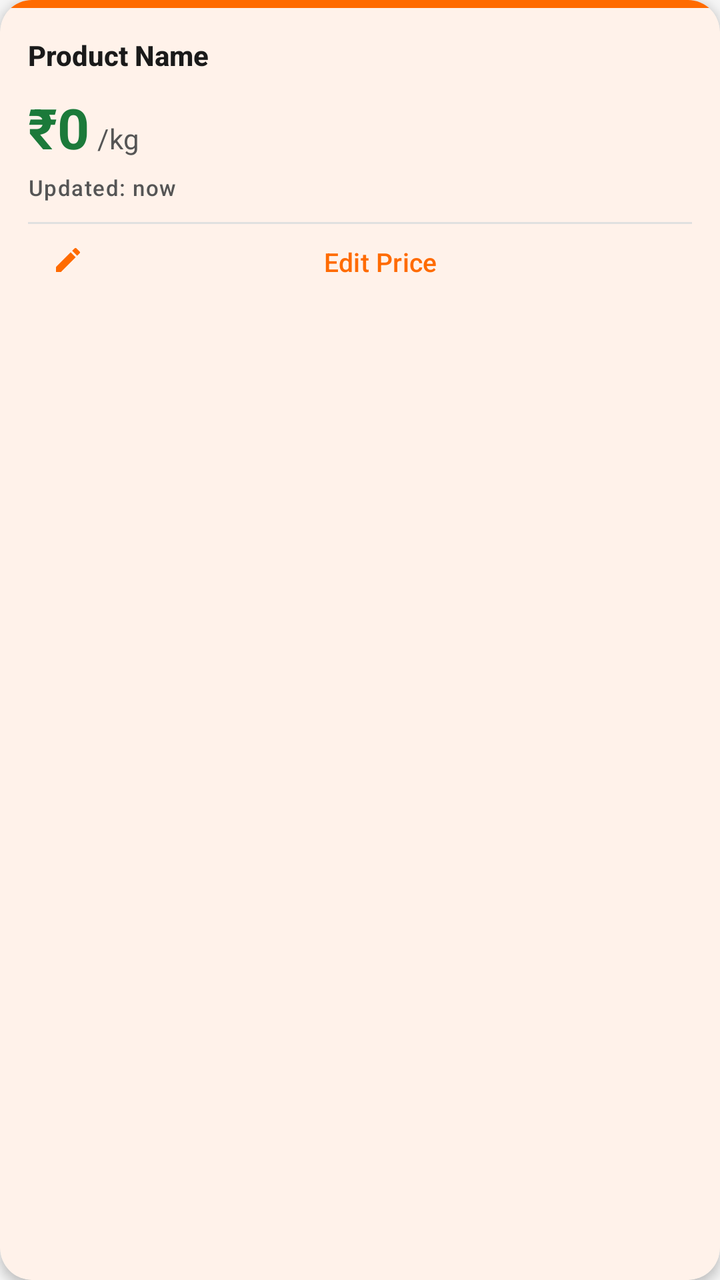
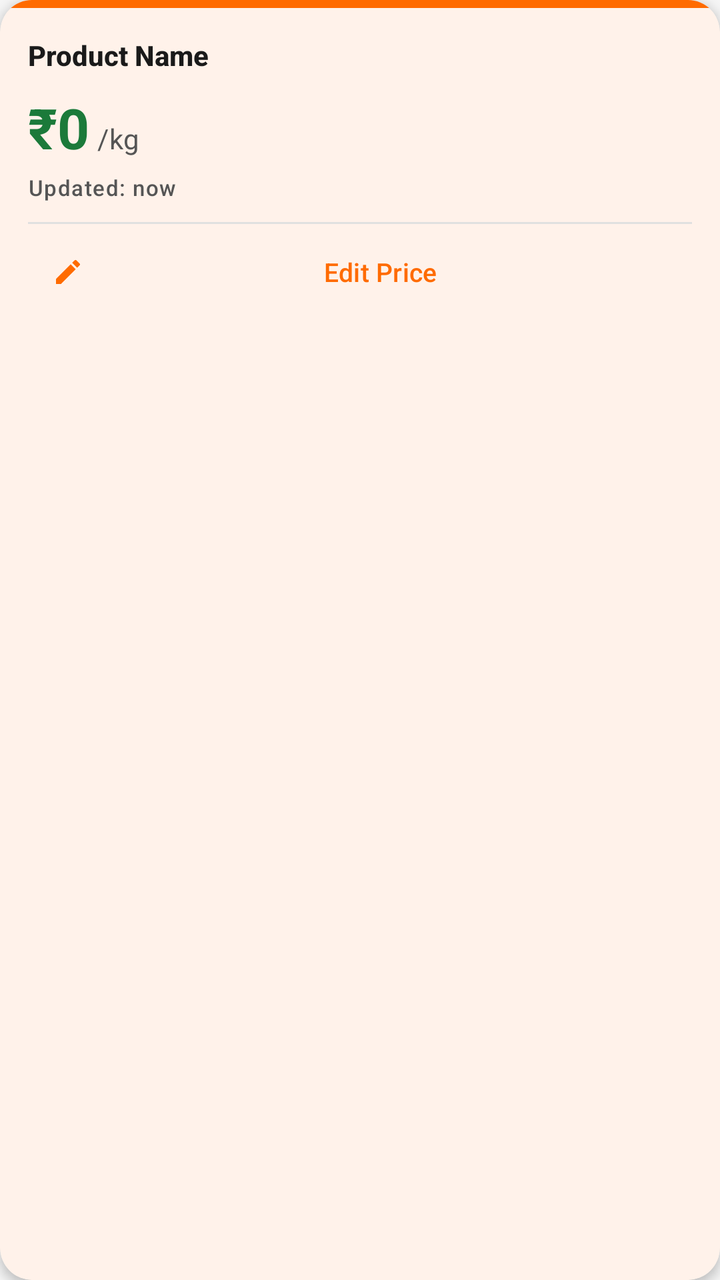

Compare the two renders of this Android layout. The source of the first and the diff that turns it into the second are given below.
<!-- AndroidManifest.xml: application theme Theme.KiranaStore -->
<!-- res/layout/item_product_card.xml -->
<?xml version="1.0" encoding="utf-8"?>
<com.google.android.material.card.MaterialCardView
    xmlns:android="http://schemas.android.com/apk/res/android"
    xmlns:app="http://schemas.android.com/apk/res-auto"
    android:layout_width="match_parent"
    android:layout_height="wrap_content"
    android:layout_margin="6dp"
    app:cardCornerRadius="16dp"
    app:cardElevation="3dp"
    app:cardBackgroundColor="@color/surface"
    app:strokeWidth="0dp">

    <LinearLayout
        android:layout_width="match_parent"
        android:layout_height="wrap_content"
        android:orientation="vertical">

        
        <View
            android:id="@+id/card_accent"
            android:layout_width="match_parent"
            android:layout_height="4dp"
            android:background="@color/accent_primary" />

        <LinearLayout
            android:layout_width="match_parent"
            android:layout_height="wrap_content"
            android:orientation="vertical"
            android:padding="14dp">

            
            <LinearLayout
                android:layout_width="match_parent"
                android:layout_height="wrap_content"
                android:orientation="horizontal"
                android:gravity="center_vertical">

                <TextView
                    android:id="@+id/text_product_name"
                    android:layout_width="0dp"
                    android:layout_height="wrap_content"
                    android:layout_weight="1"
                    android:text="Product Name"
                    android:textColor="@color/text_primary"
                    android:textSize="14sp"
                    android:textStyle="bold"
                    android:maxLines="2"
                    android:ellipsize="end"
                    android:fontFamily="sans-serif-medium" />

                <ImageView
                    android:id="@+id/icon_pinned"
                    android:layout_width="18dp"
                    android:layout_height="18dp"
                    android:src="@drawable/ic_pin"
                    android:tint="@color/accent_primary"
                    android:visibility="gone"
                    android:contentDescription="Pinned" />
            </LinearLayout>

            
            <LinearLayout
                android:layout_width="match_parent"
                android:layout_height="wrap_content"
                android:orientation="horizontal"
                android:gravity="bottom"
                android:layout_marginTop="8dp">

                <TextView
                    android:id="@+id/text_price"
                    android:layout_width="wrap_content"
                    android:layout_height="wrap_content"
                    android:text="₹0"
                    android:textColor="?attr/colorTertiary"
                    android:textAppearance="?attr/textAppearanceHeadlineMedium"
                    android:textStyle="bold" />

                <TextView
                    android:id="@+id/text_unit"
                    android:layout_width="wrap_content"
                    android:layout_height="wrap_content"
                    android:layout_marginStart="4dp"
                    android:text="/kg"
                    android:textColor="?attr/colorOnSurfaceVariant"
                    android:textAppearance="?attr/textAppearanceBodyMedium" />
            </LinearLayout>

            
            <TextView
                android:id="@+id/text_last_updated"
                android:layout_width="match_parent"
                android:layout_height="wrap_content"
                android:layout_marginTop="4dp"
                android:text="Updated: now"
                android:textColor="?attr/colorOnSurfaceVariant"
                android:textAppearance="?attr/textAppearanceLabelSmall" />

            
            <View
                android:layout_width="match_parent"
                android:layout_height="1dp"
                android:layout_marginTop="10dp"
                android:background="@color/divider" />

            
            <com.google.android.material.button.MaterialButton
                android:id="@+id/btn_edit_price"
                style="@style/Widget.Material3.Button.TextButton"
                android:layout_width="match_parent"
                android:layout_height="36dp"
                android:text="Edit Price"
                android:textSize="13sp"
                app:icon="@drawable/ic_edit"
                app:iconSize="16dp"
                android:textColor="@color/accent_primary" />

            
            <LinearLayout
                android:id="@+id/layout_inline_edit"
                android:layout_width="match_parent"
                android:layout_height="wrap_content"
                android:orientation="horizontal"
                android:gravity="center_vertical"
                android:layout_marginTop="4dp"
                android:visibility="gone">

                <com.google.android.material.textfield.TextInputEditText
                    android:id="@+id/edit_new_price"
                    android:layout_width="0dp"
                    android:layout_height="44dp"
                    android:layout_weight="1"
                    android:hint="New ₹"
                    android:inputType="numberDecimal"
                    android:textSize="15sp"
                    android:textColor="@color/text_primary"
                    android:background="@color/surface_variant"
                    android:paddingHorizontal="10dp"
                    android:paddingVertical="4dp" />

                <ImageButton
                    android:id="@+id/btn_confirm_price"
                    android:layout_width="48dp"
                    android:layout_height="48dp"
                    android:layout_marginStart="6dp"
                    android:background="?attr/colorPrimaryContainer"
                    android:src="@drawable/ic_check"
                    android:tint="?attr/colorOnPrimaryContainer"
                    android:contentDescription="Confirm price"
                    android:padding="10dp" />

                <ImageButton
                    android:id="@+id/btn_cancel_edit"
                    android:layout_width="48dp"
                    android:layout_height="48dp"
                    android:layout_marginStart="4dp"
                    android:background="?attr/colorSurfaceVariant"
                    android:src="@drawable/ic_close"
                    android:tint="?attr/colorOnSurfaceVariant"
                    android:contentDescription="Cancel"
                    android:padding="10dp" />
            </LinearLayout>

        </LinearLayout>
    </LinearLayout>
</com.google.android.material.card.MaterialCardView>
<!-- resources referenced by this layout -->
<resources>
  <color name="accent_primary">#FF6B00</color>
  <color name="divider">#E0E0E0</color>
  <color name="surface">#FFFFFF</color>
  <color name="surface_variant">#F0F0F0</color>
  <color name="text_primary">#1A1A1A</color>
  <!-- drawable ic_check (drawable) -->
  <?xml version="1.0" encoding="utf-8"?>
  <vector xmlns:android="http://schemas.android.com/apk/res/android"
      android:width="24dp" android:height="24dp"
      android:viewportWidth="24" android:viewportHeight="24">
      <path android:fillColor="@android:color/black"
          android:pathData="M9,16.17L4.83,12l-1.42,1.41L9,19 21,7l-1.41,-1.41z"/>
  </vector>
  <!-- drawable ic_close (drawable) -->
  <?xml version="1.0" encoding="utf-8"?>
  <vector xmlns:android="http://schemas.android.com/apk/res/android"
      android:width="24dp" android:height="24dp"
      android:viewportWidth="24" android:viewportHeight="24">
      <path android:fillColor="@android:color/black"
          android:pathData="M19,6.41L17.59,5 12,10.59 6.41,5 5,6.41 10.59,12 5,17.59 6.41,19 12,13.41 17.59,19 19,17.59 13.41,12z"/>
  </vector>
  <!-- drawable ic_edit (drawable) -->
  <?xml version="1.0" encoding="utf-8"?>
  <vector xmlns:android="http://schemas.android.com/apk/res/android"
      android:width="24dp" android:height="24dp"
      android:viewportWidth="24" android:viewportHeight="24">
      <path android:fillColor="@android:color/black"
          android:pathData="M3,17.25V21h3.75L17.81,9.94l-3.75,-3.75L3,17.25zM20.71,7.04c0.39,-0.39 0.39,-1.02 0,-1.41l-2.34,-2.34c-0.39,-0.39 -1.02,-0.39 -1.41,0l-1.83,1.83 3.75,3.75 1.83,-1.83z"/>
  </vector>
  <!-- drawable ic_pin (drawable) -->
  <?xml version="1.0" encoding="utf-8"?>
  <vector xmlns:android="http://schemas.android.com/apk/res/android"
      android:width="24dp" android:height="24dp"
      android:viewportWidth="24" android:viewportHeight="24">
      <path android:fillColor="@android:color/black"
          android:pathData="M17,12V3H7v9l5,5 5,-5zM5,21v-2h14v2H5z"/>
  </vector>
  <color name="md_theme_light_primary">#FF6B00</color>
  <color name="md_theme_light_onPrimary">#FFFFFF</color>
  <color name="md_theme_light_primaryContainer">#FFD9C0</color>
  <color name="md_theme_light_onPrimaryContainer">#331400</color>
  <color name="md_theme_light_secondary">#795548</color>
  <color name="md_theme_light_onSecondary">#FFFFFF</color>
  <color name="md_theme_light_secondaryContainer">#FFCCBC</color>
  <color name="md_theme_light_onSecondaryContainer">#2C1500</color>
  <color name="md_theme_light_tertiary">#1B7A3A</color>
  <color name="md_theme_light_onTertiary">#FFFFFF</color>
  <color name="md_theme_light_tertiaryContainer">#C8F5D5</color>
  <color name="md_theme_light_onTertiaryContainer">#00210F</color>
  <color name="md_theme_light_surface">#FFFFFF</color>
  <color name="md_theme_light_onSurface">#1A1A1A</color>
  <color name="md_theme_light_surfaceVariant">#F0F0F0</color>
  <color name="md_theme_light_onSurfaceVariant">#555555</color>
  <color name="md_theme_light_background">#F5F5F5</color>
  <color name="color_error">#F44336</color>
  <!-- unchanged entries left out for length: 1 -->
</resources>

<!-- the commit's change to res/layout/item_product_card.xml (unified diff, before → after) -->
@@ -107,7 +107,8 @@
                 android:id="@+id/btn_edit_price"
                 style="@style/Widget.Material3.Button.TextButton"
                 android:layout_width="match_parent"
-                android:layout_height="36dp"
+                android:layout_height="wrap_content"
+                android:minHeight="@dimen/min_touch_target"
                 android:text="Edit Price"
                 android:textSize="13sp"
                 app:icon="@drawable/ic_edit"
<!-- resource entries referenced after the edit -->
@@ -5,6 +5,7 @@
   <color name="surface">#FFFFFF</color>
   <color name="surface_variant">#F0F0F0</color>
   <color name="text_primary">#1A1A1A</color>
+  <dimen name="min_touch_target">48dp</dimen>
   <!-- drawable ic_check (drawable) -->
   <?xml version="1.0" encoding="utf-8"?>
   <vector xmlns:android="http://schemas.android.com/apk/res/android"
